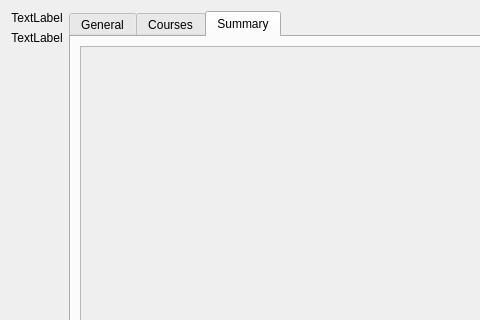
Jared-Gross/Gradebook, file ui/student_dialog.ui: the form before one commit; both pictures show x 0 to 480 and y 0 to 320 of the 888 by 617 pixel window.
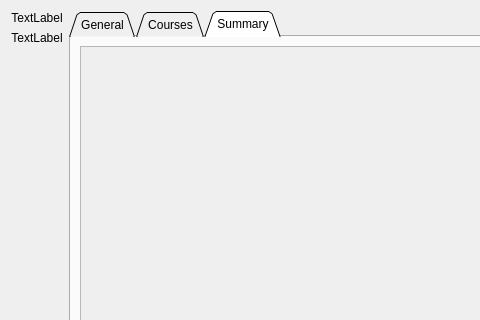
The form after the commit. The open tabs and pages were chosen to show the change.

Commit message: Better Course Widget

The edit to the form file:
```diff
--- a/ui/student_dialog.ui
+++ b/ui/student_dialog.ui
@@ -70,6 +70,9 @@
      </item>
      <item>
       <widget class="QTabWidget" name="tabWidget">
+       <property name="tabShape">
+        <enum>QTabWidget::Triangular</enum>
+       </property>
        <property name="currentIndex">
         <number>2</number>
        </property>
```
Left out of the diff: 13 changed lines with no effect on the pictures. The commit also changes 7 other files.
